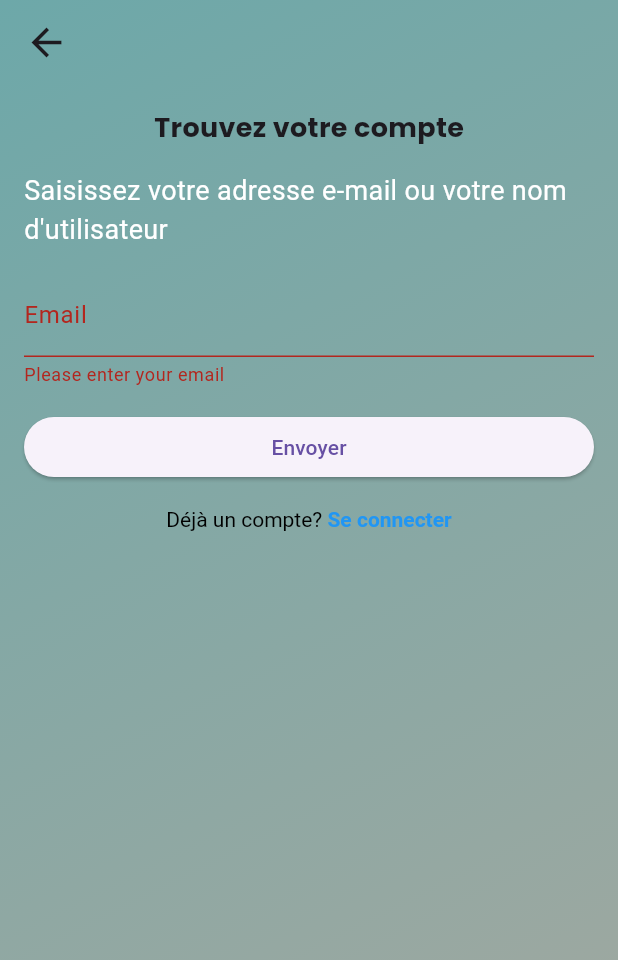
After one commit to aymaneberbouche31/halal_proximity, a Flutter app: the ForgotPassword screen opened directly, after a tap on "Envoyer", on a phone screen of 412 x 824 dp. The commit adds this screen. Shown: the top 960 px of the screen. Run offline on Flutter 3.47's test engine with Material 3 defaults, Android fonts, the light colour scheme and no system bars; our stand-ins replace firebase_auth, firebase_core, get, google_nav_bar, google_sign_in, video_player; accounts and stored records are empty; Roboto replaces fonts that are missing (Poppins-Medium).

Commit message:
Ajout forget password

```diff
--- a/lib/components/bottom_nav_bar.dart
+++ b/lib/components/bottom_nav_bar.dart
@@ -21,11 +21,11 @@ class MyBottomNavBar extends StatelessWidget {
         tabs: const[
           GButton(
           icon : Icons.home,
-          text : "Shop",
+          text : "Catalogue",
       ),
       GButton(
         icon: Icons.shopping_bag_rounded,
-        text: 'Cart',
+        text: 'Panier',
       )
         ]
       ),
--- a/lib/components/my_button.dart
+++ b/lib/components/my_button.dart
@@ -18,7 +18,7 @@ class MyButton extends StatelessWidget {
         ),
         child: const Center(
           child: Text(
-            "Sign In",
+            "S'enregistrer",
             style: TextStyle(
               color: Colors.white,
               fontWeight: FontWeight.bold,
--- a/lib/main.dart
+++ b/lib/main.dart
@@ -1,5 +1,6 @@
 import 'package:firebase_core/firebase_core.dart';
 import 'package:flutter/material.dart';
+import 'package:get/get_navigation/src/root/get_material_app.dart';
 import 'package:halal_proximity/models/cart.dart';
 import 'package:halal_proximity/viewmodels/authentification_viewmodel.dart';
 import 'package:halal_proximity/views/splash_screen.dart';
@@ -29,7 +30,7 @@ class MyApp extends StatelessWidget {
   Widget build(BuildContext context) {
     return ChangeNotifierProvider(
       create: (context)=>Cart(),
-      builder: (context, child)=> MaterialApp(
+      builder: (context, child)=> GetMaterialApp(
         debugShowCheckedModeBanner: false,
         onGenerateRoute: AppRouter.generateRoute,
       )
--- /dev/null
+++ b/lib/views/forget_password.dart
@@ -0,0 +1,151 @@
+import 'package:flutter/material.dart';
+import 'package:halal_proximity/views/login_screen.dart';
+
+class ForgotPassword extends StatefulWidget {
+  const ForgotPassword({super.key});
+
+  @override
+  State<ForgotPassword> createState() => _ForgotPasswordState();
+}
+
+class _ForgotPasswordState extends State<ForgotPassword> {
+  // Form Key
+  final GlobalKey<FormState> _formKey = GlobalKey<FormState>();
+
+  // TextForm Controller
+  TextEditingController emailController = TextEditingController();
+
+  // Form Validation
+  bool _validateAndSave() {
+    final form = _formKey.currentState;
+    if (form!.validate()) {
+      form.save();
+      return true;
+    }
+    return false;
+  }
+
+  void _validateAndSubmit() {
+    if (_validateAndSave()) {
+      // TODO: Perform sign-up logic here
+    }
+  }
+
+  @override
+  Widget build(BuildContext context) {
+    return Container(
+      decoration: BoxDecoration(
+        // Dégradé de couleurs
+        gradient: LinearGradient(
+          begin: Alignment.topLeft,
+          end: Alignment.bottomRight,
+          colors: [
+            Color.fromARGB(255, 109, 168, 169),
+            Color.fromARGB(255, 166, 168, 159),
+          ],
+        ),
+        // Ombre
+        boxShadow: [
+          BoxShadow(
+            color: Colors.black.withOpacity(0.5), // Couleur de l'ombre
+            spreadRadius: 5, // Étendue de l'ombre
+            blurRadius: 7, // Flou de l'ombre
+            offset: Offset(0, 3), // Décalage de l'ombre
+          ),
+        ],
+      ),
+      child: Scaffold(
+        backgroundColor: Colors.transparent, // Rendre le fond transparent pour voir le dégradé
+        appBar: AppBar(
+          automaticallyImplyLeading: false,
+          backgroundColor: Colors.transparent, // Rendre l'AppBar transparent
+          elevation: 0, // Retirer l'ombre de l'AppBar
+          title: const Icon(
+            Icons.arrow_back, // Icône flèche arrière
+            size: 30, // Taille de l'icône
+          ),
+        ),
+        body: Column(
+          children: [
+            const Padding(
+              padding: EdgeInsets.all(16.0),
+              child: Text(
+                'Trouvez votre compte',
+                style: TextStyle(
+                  fontSize: 18,
+                  fontWeight: FontWeight.bold,
+                  fontFamily: 'Poppins',
+                ),
+              ),
+            ),
+            const Padding(
+              padding: EdgeInsets.symmetric(horizontal: 16.0),
+              child: Text(
+                "Saisissez votre adresse e-mail ou votre nom d'utilisateur",
+                style: TextStyle(fontSize: 18, color: Colors.white, fontFamily: "Poppins-Medium"),
+              ),
+            ),
+            Expanded(
+              child: Container(
+                padding: const EdgeInsets.all(16.0),
+                child: Form(
+                  key: _formKey,
+                  child: Column(
+                    crossAxisAlignment: CrossAxisAlignment.stretch,
+                    children: <Widget>[
+                      TextFormField(
+                        controller: emailController,
+                        decoration: const InputDecoration(labelText: 'Email'),
+                        validator: (value) {
+                          if (value!.isEmpty) {
+                            return 'Please enter your email';
+                          }
+                          return null;
+                        },
+                        onSaved: (value) => emailController.text = value!,
+                      ),
+                      const SizedBox(height: 16.0),
+                      ElevatedButton(
+                        onPressed: _validateAndSubmit,
+                        child: const Text('Envoyer'),
+                      ),
+                      const SizedBox(height: 16.0),
+                      Center(
+                        child: GestureDetector(
+                          onTap: _navigateToSignIn,
+                          child: RichText(
+                            text: const TextSpan(
+                              text: 'Déjà un compte? ',
+                              style: TextStyle(color: Colors.black),
+                              children: <TextSpan>[
+                                TextSpan(
+                                  text: 'Se connecter',
+                                  style: TextStyle(
+                                    fontWeight: FontWeight.bold,
+                                    color: Colors.blue,
+                                  ),
+                                ),
+                              ],
+                            ),
+                          ),
+                        ),
+                      ),
+                    ],
+                  ),
+                ),
+              ),
+            ),
+          ],
+        ),
+      ),
+    );
+  }
+
+  // Goto SignUp Page
+  void _navigateToSignIn() {
+    Navigator.pushReplacement(
+      context,
+      MaterialPageRoute(builder: (context) => LoginScreen()),
+    );
+  }
+}
--- a/lib/views/home_screen.dart
+++ b/lib/views/home_screen.dart
@@ -107,7 +107,7 @@ class _HomeScreenState extends State<HomeScreen> {
                             color: Colors.white,
                           ),
                           title: Text(
-                            'Home',
+                            'Accueil',
                             style: TextStyle(color: Colors.white),
                           ))),
 
@@ -119,7 +119,7 @@ class _HomeScreenState extends State<HomeScreen> {
                             color: Colors.white,
                           ),
                           title: Text(
-                            'About',
+                            'Informations',
                             style: TextStyle(color: Colors.white),
                           ))),
                 ],
@@ -132,7 +132,7 @@ class _HomeScreenState extends State<HomeScreen> {
                       color: Colors.white,
                     ),
                     title: Text(
-                      'Logout',
+                      'Deconnexion',
                       style: TextStyle(color: Colors.white),
                     ),
                     onTap: () {
--- a/lib/views/shop_page.dart
+++ b/lib/views/shop_page.dart
@@ -41,7 +41,7 @@ class _ShopPageState extends State<ShopPage> {
           child: Row(
             mainAxisAlignment: MainAxisAlignment.spaceBetween,
             children: const [
-              Text('Search', style: TextStyle(color: Colors.grey)),
+              Text('Rechercher', style: TextStyle(color: Colors.grey)),
               Icon(Icons.search, color: Colors.grey),
             ],
           ),
```
Also changed, not shown: lib/services/authentification_service.dart (+44 -8 lines), lib/viewmodels/authentification_viewmodel.dart (+16 -0 lines), lib/views/login_screen.dart (+45 -32 lines), lib/views/register_screen.dart (+12 -8 lines), pubspec.yaml (+50 -0 lines), pubspec.lock, 1 other file.
